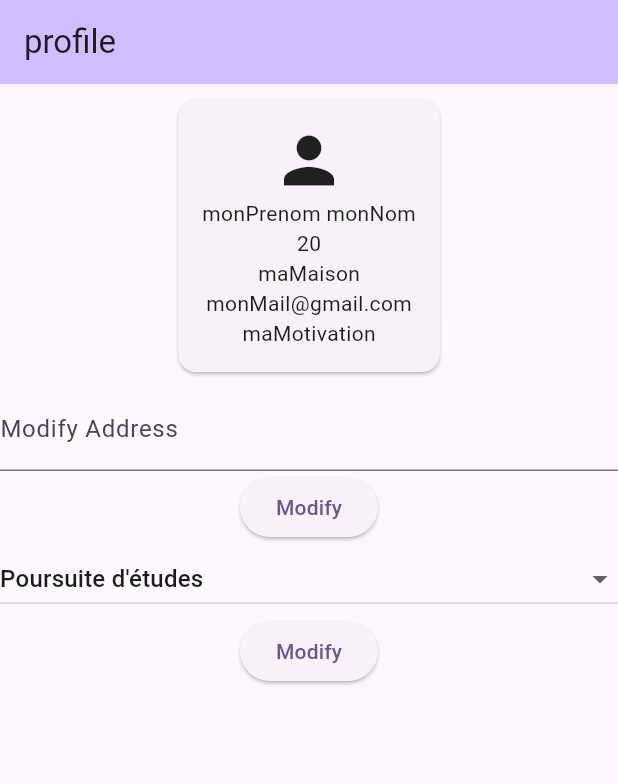
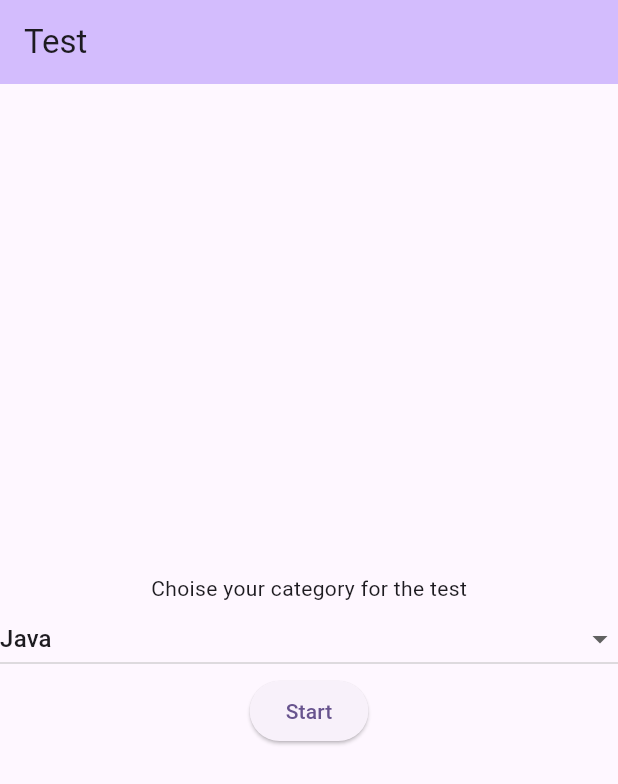
Before and after one commit to Kaylana1968/CodeEvaluator, a Flutter app: the screen it shows after launch, on a phone screen of 412 x 824 dp. Shown: the top 784 px of the screen. Run offline on Flutter 3.47's test engine with Material 3 defaults, Android fonts, the light colour scheme and no system bars; missing offline and left inert: mongo_dart.

Commit message:
[US-2] page test complete

```diff
--- /dev/null
+++ b/lib/Vue/test.dart
@@ -0,0 +1,62 @@
+import 'package:flutter/material.dart';
+
+const List<String> category = [
+  "Java",
+  "Algorithmic",
+  "Html/Css"
+];
+
+class TestPage extends StatefulWidget {
+const TestPage({super.key, required this.title});
+
+final String title;
+
+@override
+State<TestPage> createState() => _TestPageState();
+}
+
+class _TestPageState extends State<TestPage> {
+  String categoryValue = category.first;
+
+
+  @override
+  Widget build(BuildContext context) {
+    return Scaffold(
+        appBar: AppBar(
+        backgroundColor: Theme.of(context).colorScheme.inversePrimary,
+    title: Text(widget.title),
+    ),
+        body: Center(
+          child:
+            Column(
+              mainAxisAlignment: MainAxisAlignment.center,
+              children: [
+                const Text("Choise your category for the test"),
+                DropdownButton(
+                    isExpanded: true,
+                    value: categoryValue,
+                    items: category.map<DropdownMenuItem<String>>((String value) {
+                      return DropdownMenuItem<String>(
+                        value: value,
+                        child: Text(value),
+                      );
+                    }).toList(),
+                    onChanged: (value) => setState(() {
+                      categoryValue = value!;
+                    })
+                ),
+                ElevatedButton(
+                    child: const Text('Start'),
+                    onPressed: () => ()
+                )
+              ],
+            )
+
+          ,
+
+    ),
+    );
+
+
+}
+}
--- a/lib/main.dart
+++ b/lib/main.dart
@@ -1,3 +1,4 @@
+import 'package:code_evaluator/Vue/test.dart';
 import 'package:flutter/material.dart';
 
 import 'Vue/register.dart';
@@ -24,11 +25,12 @@ class MyApp extends StatelessWidget {
           useMaterial3: true,
         ),
         debugShowCheckedModeBanner: false,
-        initialRoute: '/profile',
+        initialRoute: '/test',
         routes: {
           "/register": (context) => const RegistrationPage(title: "Register"),
           "/login": (context) => const LoginPage(title: "Log in"),
-          "/profile": (context) => const ProfilePage(title: "profile")
+          "/profile": (context) => const ProfilePage(title: "profile"),
+          "/test": (context) => const TestPage(title: "Test")
         });
   }
 }
```
